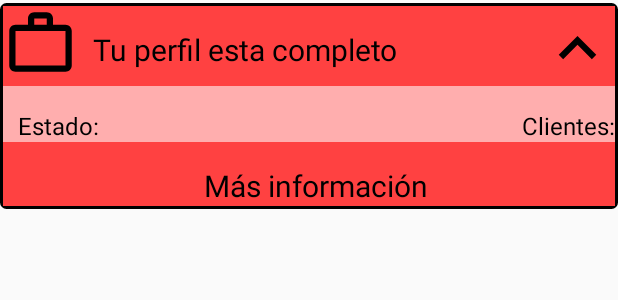
After one commit to DANR2906/Moorgan, an Android app: the layout job_item_2.xml on its own in the app's theme, with its tools: preview values and no code run, on a phone screen of 412 x 824 dp. The commit adds this screen. Shown: the top 300 px of the screen. Run offline under Robolectric (Android 15) with nearby library versions, the phone set to English and light mode, and no system bars.

Commit message:
new item job 2
One error

```diff
--- /dev/null
+++ b/app/src/main/res/drawable/ic_arrow_up.xml
@@ -0,0 +1,10 @@
+<vector xmlns:android="http://schemas.android.com/apk/res/android"
+    android:width="50dp"
+    android:height="50dp"
+    android:viewportWidth="24"
+    android:viewportHeight="24"
+    android:tint="@color/black">
+  <path
+      android:fillColor="@android:color/white"
+      android:pathData="M7.41,15.41L12,10.83l4.59,4.58L18,14l-6,-6 -6,6z"/>
+</vector>
--- a/app/src/main/res/layout/activity_register.xml
+++ b/app/src/main/res/layout/activity_register.xml
@@ -1,5 +1,6 @@
 <?xml version="1.0" encoding="utf-8"?>
-<RelativeLayout xmlns:android="http://schemas.android.com/apk/res/android"
+<RelativeLayout
+    xmlns:android="http://schemas.android.com/apk/res/android"
     xmlns:app="http://schemas.android.com/apk/res-auto"
     xmlns:tools="http://schemas.android.com/tools"
     android:layout_width="match_parent"
--- /dev/null
+++ b/app/src/main/res/layout/job_item_2.xml
@@ -0,0 +1,123 @@
+<?xml version="1.0" encoding="utf-8"?>
+<RelativeLayout
+    xmlns:android="http://schemas.android.com/apk/res/android"
+    android:layout_width="match_parent"
+    android:layout_height="wrap_content"
+    android:background="@drawable/job_item_1_border"
+    android:layout_marginTop="2dp"
+    android:padding="2dp">
+
+    <LinearLayout
+        android:layout_width="match_parent"
+        android:layout_height="wrap_content"
+        android:orientation="vertical">
+
+        <RelativeLayout
+            android:id="@+id/relativelayout1"
+            android:layout_width="match_parent"
+            android:layout_height="wrap_content"
+            android:background="#FF4141">
+
+            <ImageView
+                android:id="@+id/ic_work"
+                android:layout_width="wrap_content"
+                android:layout_height="wrap_content"
+                android:src="@drawable/ic_work_main"
+                />
+
+            <TextView
+                android:id="@+id/job_title"
+                android:layout_width="match_parent"
+                android:layout_height="wrap_content"
+                android:layout_toRightOf="@+id/ic_work"
+                android:text="@string/msg"
+                android:textSize="20dp"
+                android:textColor="@color/black"
+                android:layout_marginTop="15dp"
+                android:layout_marginLeft="10dp"
+                android:layout_toLeftOf="@+id/arrow_down"/>
+
+            <ImageButton
+                android:id="@+id/arrow_down"
+                android:layout_width="wrap_content"
+                android:layout_height="wrap_content"
+                android:src="@drawable/ic_arrow_up"
+                android:background="@null"
+                android:layout_alignParentRight="true"
+                android:layout_marginTop="3dp"/>
+
+        </RelativeLayout>
+
+        <RelativeLayout
+            android:id="@+id/relativelayout2"
+            android:layout_width="match_parent"
+            android:layout_height="wrap_content"
+            android:background="#FFAEAE">
+
+            <RelativeLayout
+                android:id="@+id/relativelayout_left"
+                android:layout_width="wrap_content"
+                android:layout_height="wrap_content"
+                android:layout_toLeftOf="@+id/relativelayout_right"
+                android:layout_alignParentLeft="true">
+
+                <TextView
+                    android:id="@+id/status"
+                    android:layout_width="wrap_content"
+                    android:layout_height="wrap_content"
+                    android:text="Estado:"
+                    android:textSize="16dp"
+                    android:textColor="@color/black"
+                    android:layout_marginTop="15dp"
+                    android:layout_marginLeft="10dp"/>
+
+            </RelativeLayout>
+
+            <RelativeLayout
+                android:id="@+id/relativelayout_right"
+                android:layout_width="wrap_content"
+                android:layout_height="wrap_content"
+                android:layout_alignParentRight="true">
+
+                <TextView
+                    android:id="@+id/clients"
+                    android:layout_width="wrap_content"
+                    android:layout_height="wrap_content"
+                    android:text="Clientes:"
+                    android:textSize="16dp"
+                    android:textColor="@color/black"
+                    android:layout_marginTop="15dp"
+                    android:layout_marginLeft="10dp"/>
+
+            </RelativeLayout>
+
+
+
+        </RelativeLayout>
+
+        <RelativeLayout
+            android:id="@+id/relativelayout3"
+            android:layout_width="match_parent"
+            android:layout_height="wrap_content"
+            android:background="#FF4141">
+
+            <TextView
+                android:id="@+id/more_information"
+                android:layout_width="match_parent"
+                android:layout_height="wrap_content"
+                android:text="@string/more_information"
+                android:textSize="20dp"
+                android:textColor="@color/black"
+                android:layout_marginTop="15dp"
+                android:layout_marginLeft="10dp"
+                android:gravity="center_horizontal"/>
+
+
+        </RelativeLayout>
+
+    </LinearLayout>
+
+
+
+
+</RelativeLayout>
--- a/app/src/main/res/values/strings.xml
+++ b/app/src/main/res/values/strings.xml
@@ -24,6 +24,12 @@
     <!-- TODO: Register Activity -->
 
     <string name="toast_no_more_pages">No hay mas páginas</string>
+
+    <!-- TODO: Job Item -->
+
+    <string name="more_information">Más información</string>
+
+
     <!-- TODO: Remove or change this placeholder text -->
     <string name="hello_blank_fragment">Hello blank fragment</string>
 
```
